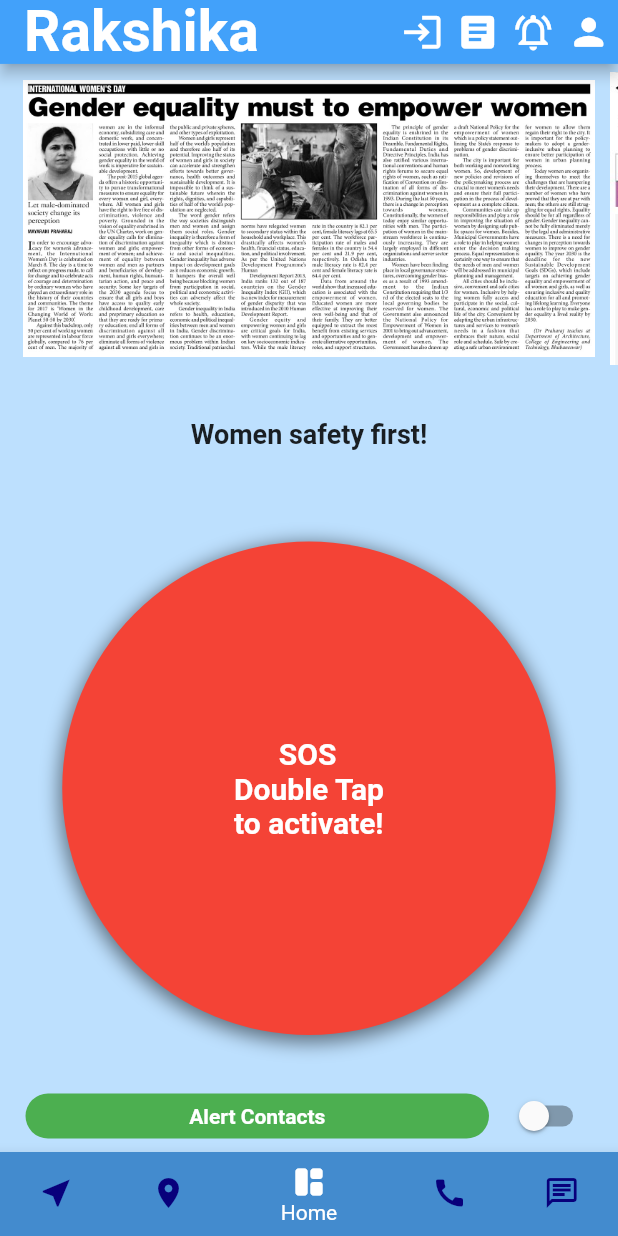
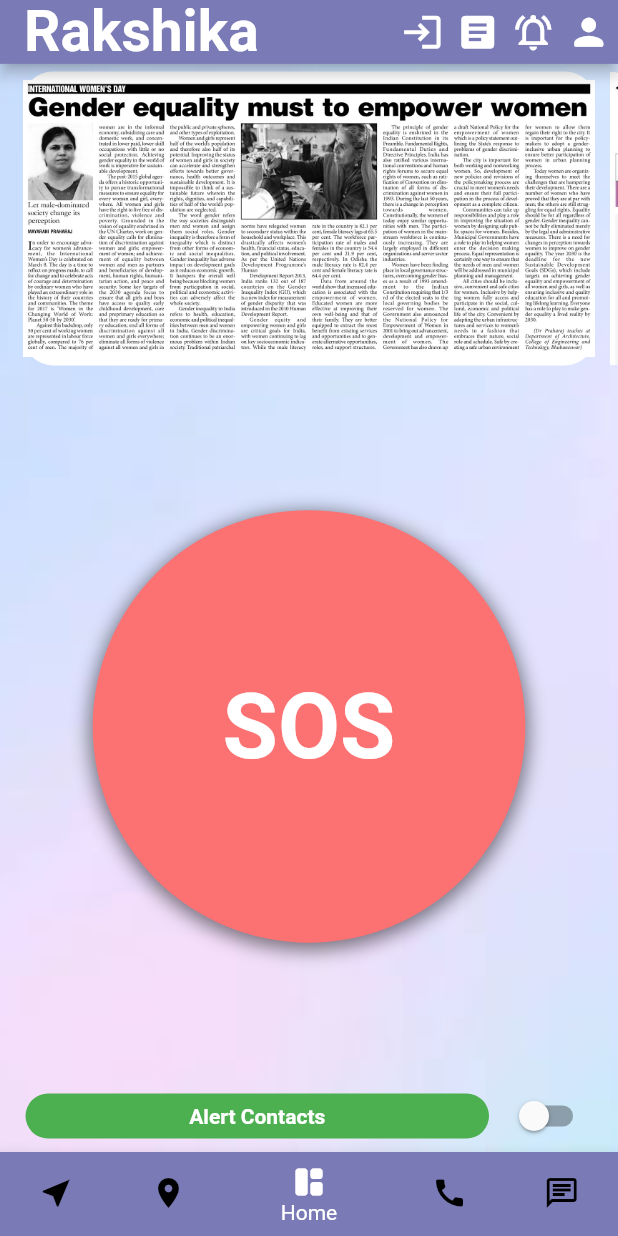
Before and after one commit to adityashah841/Rakshika-Kavach-2023, a Flutter app: the screen it shows after launch, on a phone screen of 412 x 824 dp. Run offline on Flutter 3.47's test engine with Material 2 defaults, Android fonts, the phone set to English and light mode, and no system bars; drawn by our look-alikes of carousel_slider; our stand-ins replace audioplayers, flutter_dotenv, fluttertoast, geolocator, permission_handler; missing offline and left inert: flutter_callkit_incoming, flutter_phone_direct_caller, kommunicate_flutter, record, twilio_flutter.

Commit message:
Random ui

```diff
--- a/women_safety_app/lib/components/app_bar.dart
+++ b/women_safety_app/lib/components/app_bar.dart
@@ -25,10 +25,10 @@ class _AppBarConstantState extends State<AppBarConstant> {
     return AppBar(
       title: const Text('Rakshika'),
       titleTextStyle: const TextStyle(
-        fontSize: 38,
-        fontWeight: FontWeight.bold,
-      ),
-      backgroundColor: rDarkBlue,
+          fontSize: 38,
+          fontWeight: FontWeight.bold,
+          color: rBottomNavigationBarItem),
+      backgroundColor: rBottomBar,
       actions: [
         GestureDetector(
           onTap: () {
--- a/women_safety_app/lib/components/blog_slider.dart
+++ b/women_safety_app/lib/components/blog_slider.dart
@@ -34,7 +34,7 @@ class BlogSlider extends StatelessWidget {
                 child: DecoratedBox(
                   decoration: BoxDecoration(
                     color: rBackground,
-                    borderRadius: BorderRadius.circular(10),
+                    borderRadius: BorderRadius.circular(20),
                   ),
                   child: Image.asset(imageList[index]),
                 ),
@@ -42,38 +42,38 @@ class BlogSlider extends StatelessWidget {
             },
           ),
         ),
-        SizedBox(
-          height: MediaQuery.of(context).size.height * 0.1,
-          width: MediaQuery.of(context).size.width * 1,
-          child: CarouselSlider.builder(
-            options: CarouselOptions(
-              autoPlay: true,
-              autoPlayInterval: const Duration(seconds: 2),
-              enableInfiniteScroll: true,
-              viewportFraction: 0.9,
-            ),
-            itemCount: sloganList.length,
-            itemBuilder: (BuildContext context, int index, int realIndex) {
-              return Padding(
-                padding: const EdgeInsets.symmetric(horizontal: 5),
-                child: DecoratedBox(
-                  decoration: BoxDecoration(
-                    borderRadius: BorderRadius.circular(5),
-                  ),
-                  child: Center(
-                    child: Text(
-                      sloganList[index],
-                      style: const TextStyle(
-                        fontSize: 18,
-                        fontWeight: FontWeight.bold,
-                      ),
-                    ),
-                  ),
-                ),
-              );
-            },
-          ),
-        ),
+        // SizedBox(
+        //   height: MediaQuery.of(context).size.height * 0.1,
+        //   width: MediaQuery.of(context).size.width * 1,
+        //   child: CarouselSlider.builder(
+        //     options: CarouselOptions(
+        //       autoPlay: true,
+        //       autoPlayInterval: const Duration(seconds: 2),
+        //       enableInfiniteScroll: true,
+        //       viewportFraction: 0.9,
+        //     ),
+        //     itemCount: sloganList.length,
+        //     itemBuilder: (BuildContext context, int index, int realIndex) {
+        //       return Padding(
+        //         padding: const EdgeInsets.symmetric(horizontal: 5),
+        //         child: DecoratedBox(
+        //           decoration: BoxDecoration(
+        //             borderRadius: BorderRadius.circular(5),
+        //           ),
+        //           child: Center(
+        //             child: Text(
+        //               sloganList[index],
+        //               style: const TextStyle(
+        //                 fontSize: 18,
+        //                 fontWeight: FontWeight.bold,
+        //               ),
+        //             ),
+        //           ),
+        //         ),
+        //       );
+        //     },
+        //   ),
+        // ),
       ],
     );
   }
--- a/women_safety_app/lib/components/sos_button.dart
+++ b/women_safety_app/lib/components/sos_button.dart
@@ -1,4 +1,5 @@
 import 'package:flutter/material.dart';
+import 'package:women_safety_app/utils/color.dart';
 
 class SOSButton extends StatefulWidget {
   const SOSButton({Key? key}) : super(key: key);
@@ -17,7 +18,7 @@ class _SOSButtonState extends State<SOSButton> {
       child: LayoutBuilder(
         builder: (context, constraints) {
           return FractionallySizedBox(
-            widthFactor: 0.9,
+            widthFactor: 0.7,
             child: GestureDetector(
               onDoubleTap: () {
                 handleSOS();
@@ -43,7 +44,7 @@ class _SOSButtonState extends State<SOSButton> {
                 margin: const EdgeInsets.only(bottom: 30, top: 30),
                 decoration: BoxDecoration(
                   shape: BoxShape.circle,
-                  color: isClicked ? Colors.red.withOpacity(0.8) : Colors.red,
+                  color: isClicked ? rSOS.withOpacity(0.8) : rSOS,
                   boxShadow: [
                     BoxShadow(
                       color: Colors.black.withOpacity(0.5),
@@ -55,9 +56,9 @@ class _SOSButtonState extends State<SOSButton> {
                 ),
                 child: const Center(
                   child: Text(
-                    '       SOS \n Double Tap \n to activate! ',
+                    'SOS',
                     style: TextStyle(
-                      fontSize: 20,
+                      fontSize: 60,
                       fontWeight: FontWeight.bold,
                       color: Colors.white,
                     ),
--- a/women_safety_app/lib/screens/home_screen.dart
+++ b/women_safety_app/lib/screens/home_screen.dart
@@ -44,13 +44,21 @@ class _StartScreenState extends State<StartScreen> {
   Widget build(BuildContext context) {
     return Scaffold(
       appBar: const AppBarConstant(),
-      backgroundColor: rBackground,
-      body: Column(
-        children: [
-          BlogSlider(imageList: imageList, sloganList: sloganList),
-          const SOSButton(),
-          EmergencyButton(contacts: contacts),
-        ],
+      body: Container(
+        decoration: const BoxDecoration(
+          // color: rBackground,
+          image: DecorationImage(
+            image: AssetImage('assets/images/bgImage.png'),
+            fit: BoxFit.cover,
+          ),
+        ),
+        child: Column(
+          children: [
+            BlogSlider(imageList: imageList, sloganList: sloganList),
+            const SOSButton(),
+            EmergencyButton(contacts: contacts),
+          ],
+        ),
       ),
     );
   }
--- a/women_safety_app/lib/utils/color.dart
+++ b/women_safety_app/lib/utils/color.dart
@@ -4,9 +4,11 @@ const Color rPurple = Color(0xFFCDB4DB);
 const Color rLightPink = Color.fromARGB(255, 42, 215, 207);
 const Color rDarkPink = Color(0xFFFFAFCC);
 const Color rLightBlue = Color(0xFFBDE0FE);
-const Color rBackground = Color(0xFFBDE0FE);
+const Color rBackground = Color.fromARGB(255, 255, 255, 255);
+// const Color rBackground = Color(0xFFBDE0FE);
 const Color rBoxes = Color(0xFFA7FFF6);
 const Color rDarkBlue = Color.fromARGB(255, 66, 161, 250);
-const Color rBottomBar = Color.fromARGB(255, 67, 139, 206);
+const Color rBottomBar = Color(0xFF7A7AB6);
+const Color rSOS = Color.fromARGB(255, 252, 114, 114);
 const Color rBottomNavigationBarItem = Color.fromARGB(255, 255, 255, 255);
-const Color rUnselectedItemColor = Color.fromARGB(255, 8, 0, 123);
+const Color rUnselectedItemColor = Color.fromARGB(255, 0, 0, 0);
```
Also changed, not shown: women_safety_app/assets/images/bgImage.png (added).
